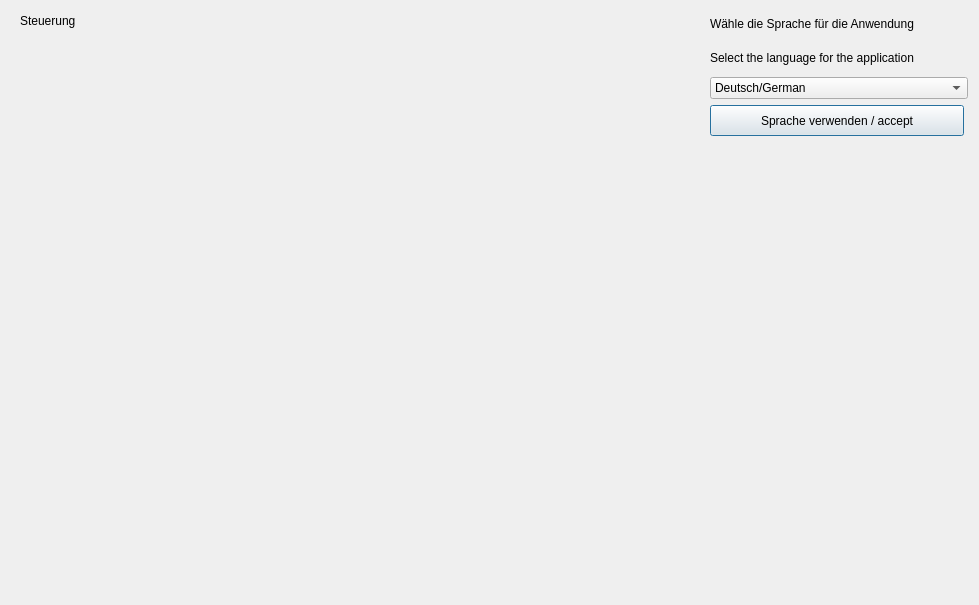
This is 2D-Game-Creator/diverses/option.ui in sudo-gedit/2D_Game_Creator as Qt 5 draws it before an edit. The edited form follows.
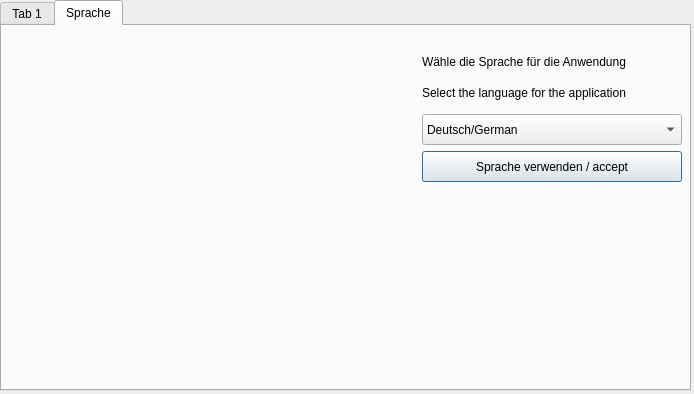
This is the edited form. The open tabs and pages were chosen to show the change.

```diff
--- a/2D-Game-Creator/diverses/option.ui
+++ b/2D-Game-Creator/diverses/option.ui
@@ -6,20 +6,41 @@
    <rect>
     <x>0</x>
     <y>0</y>
-    <width>979</width>
-    <height>605</height>
+    <width>694</width>
+    <height>394</height>
    </rect>
   </property>
   <property name="windowTitle">
    <string>Dialog</string>
   </property>
+  <widget class="QTabWidget" name="tabWidget">
+   <property name="geometry">
+    <rect>
+     <x>0</x>
+     <y>0</y>
+     <width>691</width>
+     <height>391</height>
+    </rect>
+   </property>
+   <property name="currentIndex">
+    <number>0</number>
+   </property>
+   <widget class="QWidget" name="tab">
+    <attribute name="title">
+     <string>Tab 1</string>
+    </attribute>
+   </widget>
+   <widget class="QWidget" name="tab_2">
+    <attribute name="title">
+     <string>Sprache</string>
+    </attribute>
   <widget class="QWidget" name="layoutWidget">
    <property name="geometry">
     <rect>
-     <x>710</x>
-     <y>10</y>
-     <width>258</width>
-     <height>126</height>
+       <x>420</x>
+       <y>20</y>
+       <width>264</width>
+       <height>139</height>
     </rect>
    </property>
    <layout class="QVBoxLayout" name="verticalLayout_3">
@@ -27,6 +48,18 @@
      <layout class="QVBoxLayout" name="verticalLayout_2">
       <item>
        <widget class="QLabel" name="label">
+          <property name="minimumSize">
+           <size>
+            <width>260</width>
+            <height>25</height>
+           </size>
+          </property>
+          <property name="maximumSize">
+           <size>
+            <width>260</width>
+            <height>25</height>
+           </size>
+          </property>
         <property name="text">
          <string>Wähle die Sprache für die Anwendung</string>
         </property>
@@ -34,6 +67,18 @@
       </item>
       <item>
        <widget class="QLabel" name="label_2">
+          <property name="minimumSize">
+           <size>
+            <width>260</width>
+            <height>25</height>
+           </size>
+          </property>
+          <property name="maximumSize">
+           <size>
+            <width>260</width>
+            <height>25</height>
+           </size>
+          </property>
         <property name="text">
          <string>Select the language for the application</string>
         </property>
@@ -45,6 +90,18 @@
      <layout class="QVBoxLayout" name="verticalLayout">
       <item>
        <widget class="QComboBox" name="comboBox_sprache">
+          <property name="minimumSize">
+           <size>
+            <width>260</width>
+            <height>31</height>
+           </size>
+          </property>
+          <property name="maximumSize">
+           <size>
+            <width>260</width>
+            <height>31</height>
+           </size>
+          </property>
         <property name="sizeIncrement">
          <size>
           <width>254</width>
@@ -83,13 +140,13 @@
        <widget class="QPushButton" name="pushButton_sprache_speichern">
         <property name="minimumSize">
          <size>
-          <width>254</width>
+            <width>260</width>
           <height>31</height>
          </size>
         </property>
         <property name="maximumSize">
          <size>
-          <width>254</width>
+            <width>260</width>
           <height>31</height>
          </size>
         </property>
@@ -102,18 +159,7 @@
     </item>
    </layout>
   </widget>
-  <widget class="QLabel" name="label_3">
-   <property name="geometry">
-    <rect>
-     <x>20</x>
-     <y>10</y>
-     <width>101</width>
-     <height>21</height>
-    </rect>
-   </property>
-   <property name="text">
-    <string>Steuerung</string>
-   </property>
+   </widget>
   </widget>
  </widget>
  <resources/>
```
Lines whose indentation alone changed are shown as unchanged.
